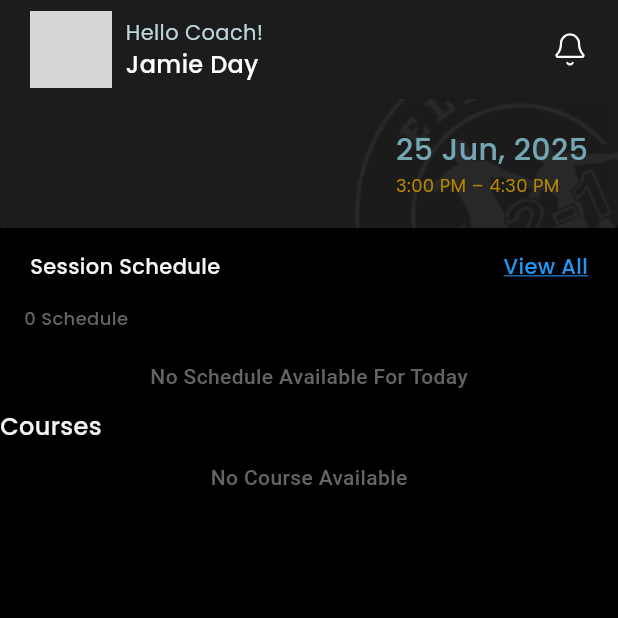
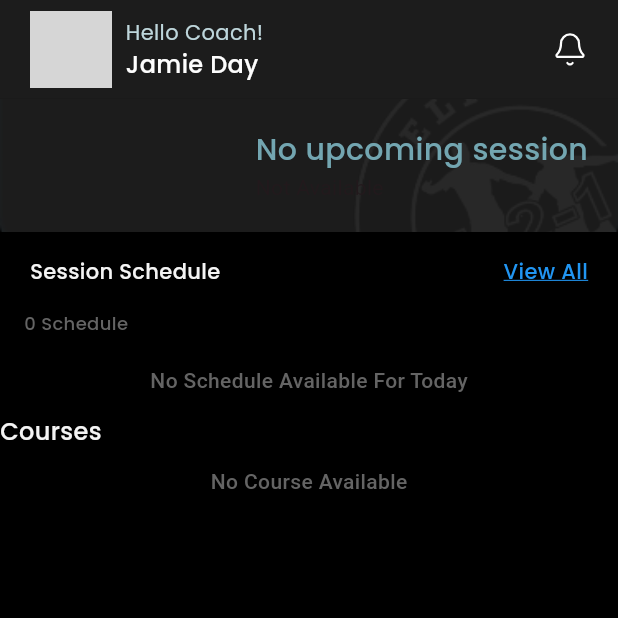
Before and after one commit to billalhossan1/coaching_app, a Flutter app: the HomeScreen screen opened directly, on a phone screen of 412 x 824 dp, the top half of it. Run offline on Flutter 3.47's test engine with Material 3 defaults, Android fonts, the phone set to English and light mode, and no system bars; our stand-ins replace cached_network_image, dropdown_button2, flutter_phoenix, flutter_screenutil, flutter_svg, get and 6 more; accounts and stored records are empty; network calls fail; grey boxes are pictures that could not be loaded.

Commit message:
home screen done

```diff
--- a/lib/model/session_model.dart
+++ b/lib/model/session_model.dart
@@ -1,111 +1,111 @@
-class SessionListModel {
-
-  Pagination? pagination;
-  List<Session>? data;
-
-  SessionListModel({ this.pagination, this.data});
-
-  SessionListModel.fromJson(Map<String, dynamic> json) {
-
-    pagination = json['pagination'] != null
-        ? Pagination.fromJson(json['pagination'])
-        : null;
-    if (json['data'] != null) {
-      data = <Session>[];
-      json['data'].forEach((v) {
-        data!.add(Session.fromJson(v));
-      });
-    }
-  }
-
-  Map<String, dynamic> toJson() {
-    final Map<String, dynamic> data = <String, dynamic>{};
-
-    if (pagination != null) {
-      data['pagination'] = pagination!.toJson();
-    }
-    if (this.data != null) {
-      data['data'] = this.data!.map((v) => v.toJson()).toList();
-    }
-    return data;
-  }
-}
-
-class Pagination {
-  int? total;
-  int? limit;
-  int? page;
-  int? totalPage;
-
-  Pagination({this.total, this.limit, this.page, this.totalPage});
-
-  Pagination.fromJson(Map<String, dynamic> json) {
-    total = json['total'];
-    limit = json['limit'];
-    page = json['page'];
-    totalPage = json['totalPage'];
-  }
-
-  Map<String, dynamic> toJson() {
-    final Map<String, dynamic> data = <String, dynamic>{};
-    data['total'] = total;
-    data['limit'] = limit;
-    data['page'] = page;
-    data['totalPage'] = totalPage;
-    return data;
-  }
-}
-
-class Session {
-  String? sId;
-  String? course;
-  String? title;
-  String? status;
-  String? startTime;
-  String? endTime;
-  String? date;
-  String? couch;
-  String? createdAt;
-  String? updatedAt;
-
-  Session(
-      {this.sId,
-        this.course,
-        this.title,
-        this.status,
-        this.startTime,
-        this.endTime,
-        this.date,
-        this.couch,
-        this.createdAt,
-        this.updatedAt,
-      });
-
-  Session.fromJson(Map<String, dynamic> json) {
-    sId = json['_id'];
-    course = json['course'];
-    title = json['title'];
-    status = json['status'];
-    startTime = json['startTime'];
-    endTime = json['endTime'];
-    date = json['date'];
-    couch = json['couch'];
-    createdAt = json['createdAt'];
-    updatedAt = json['updatedAt'];
-  }
-
-  Map<String, dynamic> toJson() {
-    final Map<String, dynamic> data = <String, dynamic>{};
-    data['_id'] = sId;
-    data['course'] = course;
-    data['title'] = title;
-    data['status'] = status;
-    data['startTime'] = startTime;
-    data['endTime'] = endTime;
-    data['date'] = date;
-    data['couch'] = couch;
-    data['createdAt'] = createdAt;
-    data['updatedAt'] = updatedAt;
-    return data;
-  }
-}
+// class SessionListModel {
+//
+//   Pagination? pagination;
+//   List<Session>? data;
+//
+//   SessionListModel({ this.pagination, this.data});
+//
+//   SessionListModel.fromJson(Map<String, dynamic> json) {
+//
+//     pagination = json['pagination'] != null
+//         ? Pagination.fromJson(json['pagination'])
+//         : null;
+//     if (json['data'] != null) {
+//       data = <Session>[];
+//       json['data'].forEach((v) {
+//         data!.add(Session.fromJson(v));
+//       });
+//     }
+//   }
+//
+//   Map<String, dynamic> toJson() {
+//     final Map<String, dynamic> data = <String, dynamic>{};
+//
+//     if (pagination != null) {
+//       data['pagination'] = pagination!.toJson();
+//     }
+//     if (this.data != null) {
+//       data['data'] = this.data!.map((v) => v.toJson()).toList();
+//     }
+//     return data;
+//   }
+// }
+//
+// class Pagination {
+//   int? total;
+//   int? limit;
+//   int? page;
+//   int? totalPage;
+//
+//   Pagination({this.total, this.limit, this.page, this.totalPage});
+//
+//   Pagination.fromJson(Map<String, dynamic> json) {
+//     total = json['total'];
+//     limit = json['limit'];
+//     page = json['page'];
+//     totalPage = json['totalPage'];
+//   }
+//
+//   Map<String, dynamic> toJson() {
+//     final Map<String, dynamic> data = <String, dynamic>{};
+//     data['total'] = total;
+//     data['limit'] = limit;
+//     data['page'] = page;
+//     data['totalPage'] = totalPage;
+//     return data;
+//   }
+// }
+//
+// class Session {
+//   String? sId;
+//   String? course;
+//   String? title;
+//   String? status;
+//   String? startTime;
+//   String? endTime;
+//   String? date;
+//   String? couch;
+//   String? createdAt;
+//   String? updatedAt;
+//
+//   Session(
+//       {this.sId,
+//         this.course,
+//         this.title,
+//         this.status,
+//         this.startTime,
+//         this.endTime,
+//         this.date,
+//         this.couch,
+//         this.createdAt,
+//         this.updatedAt,
+//       });
+//
+//   Session.fromJson(Map<String, dynamic> json) {
+//     sId = json['_id'];
+//     course = json['course'];
+//     title = json['title'];
+//     status = json['status'];
+//     startTime = json['startTime'];
+//     endTime = json['endTime'];
+//     date = json['date'];
+//     couch = json['couch'];
+//     createdAt = json['createdAt'];
+//     updatedAt = json['updatedAt'];
+//   }
+//
+//   Map<String, dynamic> toJson() {
+//     final Map<String, dynamic> data = <String, dynamic>{};
+//     data['_id'] = sId;
+//     data['course'] = course;
+//     data['title'] = title;
+//     data['status'] = status;
+//     data['startTime'] = startTime;
+//     data['endTime'] = endTime;
+//     data['date'] = date;
+//     data['couch'] = couch;
+//     data['createdAt'] = createdAt;
+//     data['updatedAt'] = updatedAt;
+//     return data;
+//   }
+// }
--- a/lib/view/screen/home/controller/home_controller.dart
+++ b/lib/view/screen/home/controller/home_controller.dart
@@ -24,7 +24,7 @@ class HomeController extends GetxController {
   RxBool isUpComingTodaySessionLoading = false.obs;
   Rxn<ProfileModel> profileModel = Rxn<ProfileModel>();
   Rxn<ProfileAnalytics> profileAnalytics = Rxn<ProfileAnalytics>();
-  Rxn<SingleSession> todaySession = Rxn<SingleSession>();
+  Rxn<Sessions> todaySession = Rxn<Sessions>();
   RxList<Course> courseList = RxList<Course>();
   RxList<UpComingSessionModel> upComingSessionList = RxList<UpComingSessionModel>();
   int coursePage = 1;
@@ -206,7 +206,7 @@ void setTextEditingController(){
     Response response = await HomeScreenRepo().getUpcomingSessionToday();
     isUpComingTodaySessionLoading.value= false;
     if(response.statusCode==200){
-      SingleSession session = SingleSession.fromJson(response.body);
+      Sessions session = Sessions.fromJson(response.body['data']);
       todaySession.value= session;
       print("===========================${session.title}");
       print("===========================${session.sId}");
--- a/lib/view/screen/home/home_screen.dart
+++ b/lib/view/screen/home/home_screen.dart
@@ -1,6 +1,7 @@
 import 'package:flutter/material.dart';
 import 'package:flutter_screenutil/flutter_screenutil.dart';
 import 'package:football_coaching_coach_app/Service/api_url.dart';
+import 'package:football_coaching_coach_app/app/utils/strings.dart';
 import 'package:football_coaching_coach_app/shimmer/course_shimmer.dart';
 import 'package:football_coaching_coach_app/shimmer/row_shimmer.dart';
 import 'package:football_coaching_coach_app/shimmer/shimmer_profile_header.dart';
@@ -33,8 +34,7 @@ class HomeScreen extends StatelessWidget {
                 ? buildShimmerProfileHeader(context)
                 : CustomAppBarWithoutBorder(
                     context,
-                    "${ApiConstant.imageUrl}${homeController.profileModel.value?.profileModel?.image ??
-                        ''}",
+                    "${ApiConstant.imageUrl}${homeController.profileModel.value?.profileModel?.image ?? ''}",
                   ),
           ),
           Container(
@@ -45,7 +45,10 @@ class HomeScreen extends StatelessWidget {
                 fit: BoxFit.cover,
               ),
             ),
-            child: Obx(()=>homeController.isUpComingTodaySessionLoading.value?Center(child: CircularProgressIndicator(),):Padding(
+            child: Obx(
+              () => homeController.isUpComingTodaySessionLoading.value
+                  ? Center(child: CircularProgressIndicator())
+                  : Padding(
                       padding: const EdgeInsets.all(20.0),
                       child: Row(
                         crossAxisAlignment: CrossAxisAlignment.start,
@@ -58,14 +61,20 @@ class HomeScreen extends StatelessWidget {
                               mainAxisAlignment: MainAxisAlignment.spaceBetween,
                               children: [
                                 Text(
-                          homeController.todaySession.value?.course?.name??'',
+                                  homeController
+                                          .todaySession
+                                          .value
+                                          ?.course
+                                          ?.name ??
+                                      '',
                                   style: TextStyles.regular12.copyWith(
                                     fontWeight: FontWeight.w500,
                                     color: AppColors.green300,
                                   ),
                                 ),
                                 Text(
-                          homeController.todaySession.value?.title??'',
+                                  homeController.todaySession.value?.title ??
+                                      '',
                                   style: TextStyles.regular14.copyWith(
                                     fontWeight: FontWeight.w400,
                                     color: AppColors.white600,
@@ -78,25 +87,40 @@ class HomeScreen extends StatelessWidget {
                             crossAxisAlignment: CrossAxisAlignment.start,
                             mainAxisAlignment: MainAxisAlignment.spaceBetween,
                             children: [
-                      Text(
-                        '25 Jun, 2025',
+                              homeController.todaySession.value != null
+                                  ? Text(
+                                      FormatTime.formateDateMonthYear(
+                                        homeController
+                                            .todaySession
+                                            .value!
+                                            .date!,
+                                      ),
+                                      style: TextStyles.title20.copyWith(
+                                        fontWeight: FontWeight.w500,
+                                        color: AppColors.green300,
+                                      ),
+                                    )
+                                  : Text(
+                                      'No upcoming session',
                                       style: TextStyles.title20.copyWith(
                                         fontWeight: FontWeight.w500,
                                         color: AppColors.green300,
                                       ),
                                     ),
-                      Text(
-                        '3:00 PM – 4:30 PM',
+                              homeController.todaySession.value != null
+                                  ?  Text(
+                                '${FormatTime.formateTime(homeController.todaySession.value!.startTime!)} - ${FormatTime.formateTime(homeController.todaySession.value!.endTime!)}',
                                 style: TextStyles.regular12.copyWith(
                                   fontWeight: FontWeight.w400,
                                   color: AppColors.golden700,
                                 ),
-                      ),
+                              ):Text('Not Available'),
                             ],
                           ),
                         ],
                       ),
-            ),)
+                    ),
+            ),
           ),
           Expanded(
             child: SingleChildScrollView(
@@ -155,14 +179,18 @@ class HomeScreen extends StatelessWidget {
                                     color: AppColors.white900,
                                   ),
                                 ),
-                              homeController.upComingSessionList.isNotEmpty?  Text(
-
-                                    homeController.upComingSessionList[0].sId ?? '',
+                                homeController.upComingSessionList.isNotEmpty
+                                    ? Text(
+                                        homeController
+                                                .upComingSessionList[0]
+                                                .sId ??
+                                            '',
                                         style: TextStyles.regular14.copyWith(
                                           fontWeight: FontWeight.w500,
                                           color: AppColors.white700,
                                         ),
-                                ):const SizedBox(),
+                                      )
+                                    : const SizedBox(),
                               ],
                             ),
                     ),
@@ -174,10 +202,13 @@ class HomeScreen extends StatelessWidget {
                         ? Center(child: buildShimmerCourseItem(context))
                         : homeController.upComingSessionList.isEmpty
                         ? const Center(
-                            child: Text('No Schedule Available For Today',style: TextStyle(
+                            child: Text(
+                              'No Schedule Available For Today',
+                              style: TextStyle(
                                 fontWeight: FontWeight.w500,
                                 color: AppColors.white900,
-                            ),),
+                              ),
+                            ),
                           )
                         : ListView.separated(
                             itemCount:
@@ -253,10 +284,15 @@ class HomeScreen extends StatelessWidget {
                     () => homeController.isCourseLoading.value
                         ? buildShimmerCourseItem(context)
                         : homeController.courseList.isEmpty
-                        ? const Center(child: Text("No Course Available",style: TextStyle(
+                        ? const Center(
+                            child: Text(
+                              "No Course Available",
+                              style: TextStyle(
                                 fontWeight: FontWeight.w500,
                                 color: AppColors.white900,
-                    ),))
+                              ),
+                            ),
+                          )
                         : ListView.separated(
                             itemCount: homeController.courseList.length,
                             controller: homeController.courseScrollController,
```
Lines whose indentation alone changed are shown as unchanged.
